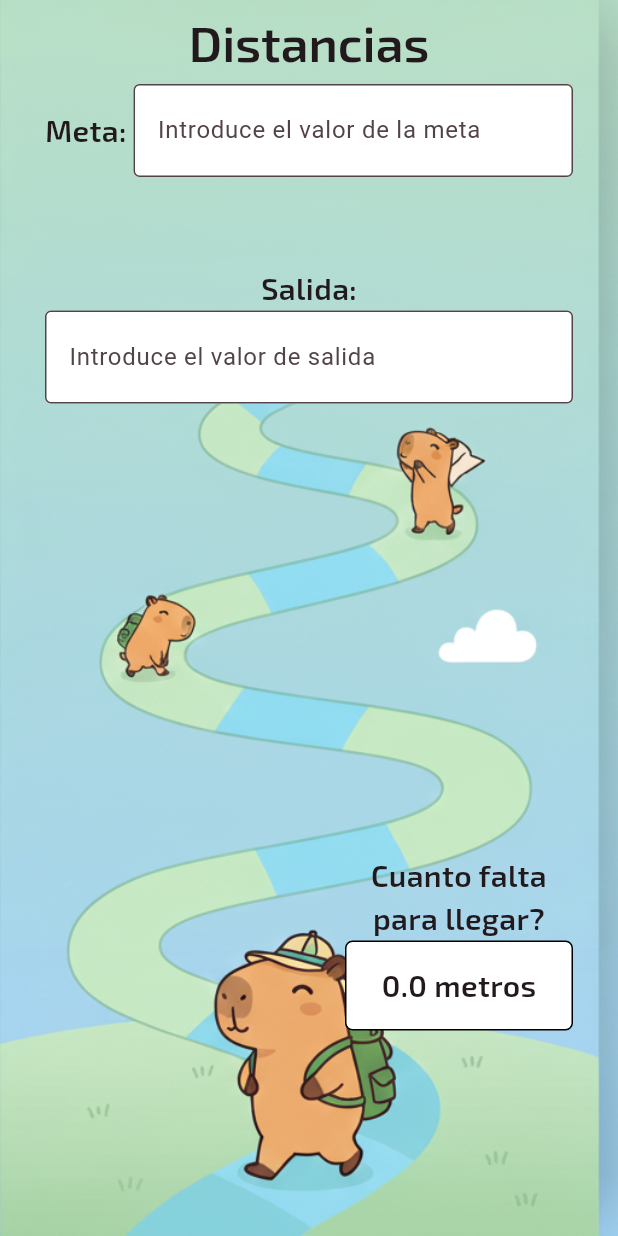
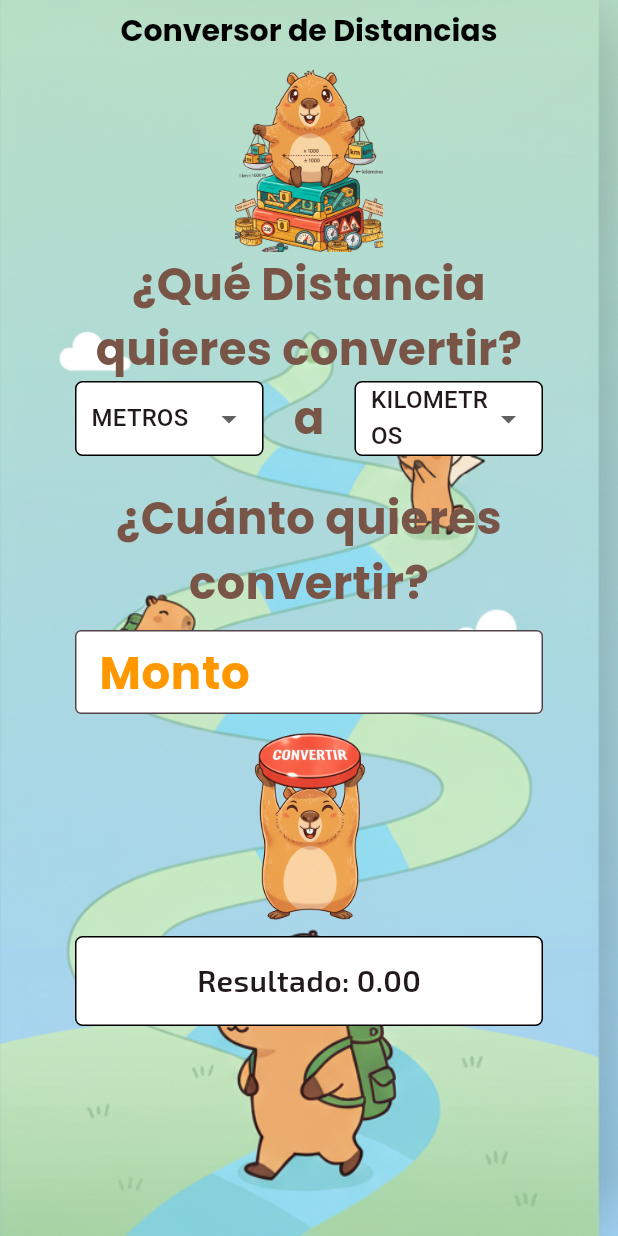
Before and after one commit to GabrielEnriquezSosa/Proyecto-App-Infantil, a Flutter app: the DistancesScreen screen opened by its route, on a phone screen of 412 x 824 dp. Run offline on Flutter 3.47's test engine with Material 3 defaults, Android fonts, the light colour scheme and no system bars; our stand-ins replace flutter_riverpod, go_router.

Commit message:
feat: Agregar funcionalidad de conversión de distancias y pantalla correspondiente

```diff
--- /dev/null
+++ b/lib/domain/entities/distance.dart
@@ -0,0 +1,16 @@
+enum DistanceType {
+  kilometros,
+  metros,
+  centimetros,
+  milimetros,
+  pulgadas,
+  pies,
+}
+
+class Distance {
+  final double value;
+  final DistanceType from;
+  final DistanceType to;
+
+  Distance({required this.value, required this.from, required this.to});
+}
--- a/lib/presentation/screens/conversions/distances_screen.dart
+++ b/lib/presentation/screens/conversions/distances_screen.dart
@@ -1,26 +1,17 @@
 import 'package:flutter/material.dart';
+import 'package:flutter_riverpod/flutter_riverpod.dart';
+import 'package:proyecto_infantil/domain/entities/distance.dart';
+import 'package:proyecto_infantil/presentation/providers/distance_provider.dart';
+import 'package:proyecto_infantil/presentation/widgets/view_container.dart';
 
-class DistancesScreen extends StatefulWidget {
+class DistancesScreen extends ConsumerWidget {
   const DistancesScreen({super.key});
 
   @override
-  State<DistancesScreen> createState() => _DistancesScreenState();
-}
+  Widget build(BuildContext context, WidgetRef ref) {
+    final distanceState = ref.watch(distanceNotifierProvider);
+    final distanceNotifier = ref.read(distanceNotifierProvider.notifier);
 
-class _DistancesScreenState extends State<DistancesScreen> {
-  double distancia = 0;
-  final TextEditingController metaController = TextEditingController();
-  final TextEditingController salidaController = TextEditingController();
-  void convertirTemperatura() {
-    final double meta = double.tryParse(metaController.text) ?? 0.0;
-    final double salida = double.tryParse(salidaController.text) ?? 0.0;
-    setState(() {
-      distancia = meta - salida;
-    });
-  }
-
-  @override
-  Widget build(BuildContext context) {
     return Container(
       decoration: BoxDecoration(
         image: DecorationImage(
@@ -32,131 +23,159 @@ class _DistancesScreenState extends State<DistancesScreen> {
       child: Scaffold(
         backgroundColor: Colors.transparent,
         appBar: AppBar(
+          backgroundColor: Colors.transparent,
           title: const Text(
-            'Distancias',
-            textAlign: TextAlign.center,
+            'Conversor de Distancias',
             style: TextStyle(
-              fontSize: 33,
-              fontFamily: 'Exo2',
+              fontSize: 20,
               fontWeight: FontWeight.bold,
+              fontFamily: 'Poppins',
+              color: Colors.black,
             ),
           ),
           centerTitle: true,
-          backgroundColor: Color(0x00000000),
+          toolbarHeight: 40,
         ),
         body: Padding(
-          padding: const EdgeInsets.fromLTRB(30, 0, 30, 0),
-          child: SingleChildScrollView(
+          padding: const EdgeInsets.symmetric(horizontal: 50),
           child: Column(
             children: [
+              Expanded(
+                child: Image.asset(
+                  "assets/img/distance_img/Capymat-Distancia.png",
+                  fit: BoxFit.cover,
+                ),
+              ),
+              Text(
+                '¿Qué Distancia quieres convertir?',
+                style: TextStyle(
+                  fontSize: 30,
+                  fontWeight: FontWeight.bold,
+                  fontFamily: 'Poppins',
+                  color: Colors.brown,
+                ),
+                textAlign: TextAlign.center,
+              ),
               Row(
                 children: [
-                    Text(
-                      "Meta: ",
-                      style: TextStyle(
-                        fontSize: 20,
-                        fontFamily: 'Exo2',
-                        fontWeight: FontWeight.bold,
+                  Flexible(
+                    child: _buildDistanceDropdown(
+                      distanceState.from,
+                      distanceNotifier.setFromDistance,
                     ),
                   ),
+                  const SizedBox(width: 20),
+                  Text(
+                    'a',
+                    style: TextStyle(
+                      fontSize: 30,
+                      fontWeight: FontWeight.bold,
+                      fontFamily: 'Poppins',
+                      color: Colors.brown,
+                    ),
+                    textAlign: TextAlign.center,
+                  ),
+                  const SizedBox(width: 20),
                   Flexible(
-                      child: Column(
-                        children: [
-                          TextField(
-                            controller: metaController,
-                            onChanged: (value) => convertirTemperatura(),
+                    child: _buildDistanceDropdown(
+                      distanceState.to,
+                      distanceNotifier.setToDistance,
+                    ),
+                  ),
+                ],
+              ),
+              const SizedBox(height: 20),
+              Text(
+                '¿Cuánto quieres convertir?',
+                style: TextStyle(
+                  fontSize: 30,
+                  fontWeight: FontWeight.bold,
+                  fontFamily: 'Poppins',
+                  color: Colors.brown,
+                ),
+                textAlign: TextAlign.center,
+              ),
+              const SizedBox(height: 10),
+              Flexible(
+                child: TextField(
                   keyboardType: TextInputType.number,
-                            decoration: InputDecoration(
-                              labelText: 'Introduce el valor de la meta',
+                  decoration: const InputDecoration(
+                    labelText: 'Monto',
+                    labelStyle: TextStyle(
+                      fontSize: 30,
+                      fontFamily: 'Poppins',
+                      fontWeight: FontWeight.bold,
+                      color: Colors.orange,
+                    ),
                     border: OutlineInputBorder(),
                     fillColor: Colors.white,
                     filled: true,
                   ),
-                            style: TextStyle(
-                              fontSize: 20,
-                              fontFamily: 'Exo2',
-                              fontWeight: FontWeight.bold,
+                  onChanged: (value) {
+                    distanceNotifier.setAmount(double.tryParse(value) ?? 0.0);
+                  },
                 ),
               ),
-                        ],
+              const SizedBox(height: 10),
+              Expanded(
+                child: GestureDetector(
+                  child: Image.asset(
+                    "assets/img/curency_img/Capymat-convertir.png",
+                    fit: BoxFit.cover,
+                  ),
+                  onTap: () {
+                    distanceNotifier.convert();
+                  },
                 ),
               ),
-                  ],
-                ),
-                SizedBox(height: 60),
-                Column(
-                  children: [
-                    Text(
-                      "Salida:",
-                      style: TextStyle(
-                        fontSize: 20,
-                        fontFamily: 'Exo2',
-                        fontWeight: FontWeight.bold,
-                      ),
-                    ),
-                    TextField(
-                      controller: salidaController,
-                      onChanged: (value) => convertirTemperatura(),
-                      keyboardType: TextInputType.number,
-                      decoration: InputDecoration(
-                        labelText: 'Introduce el valor de salida',
-                        border: OutlineInputBorder(),
-                        fillColor: Colors.white,
-                        filled: true,
-                      ),
-                      style: TextStyle(
-                        fontSize: 20,
-                        fontFamily: 'Exo2',
-                        fontWeight: FontWeight.bold,
-                      ),
-                    ),
-                  ],
-                ),
-                SizedBox(height: 300),
-                Padding(
-                  padding: const EdgeInsets.fromLTRB(200, 0, 0, 0),
-                  child: Column(
-                    children: [
-                      Text(
-                        "Cuanto falta para llegar? ",
-                        style: TextStyle(
-                          fontSize: 20,
-                          fontFamily: 'Exo2',
-                          fontWeight: FontWeight.bold,
-                        ),
-                        textAlign: TextAlign.center,
-                      ),
-                      Column(
-                        children: [
-                          Container(
-                            width: 500,
-                            height: 60,
-                            decoration: BoxDecoration(
-                              color: Colors.white,
-                              border: Border.all(width: 1),
-                              borderRadius: BorderRadius.circular(5),
-                            ),
-                            child: Align(
-                              alignment: Alignment.center,
-                              child: Text(
-                                "$distancia metros",
-                                style: const TextStyle(
-                                  fontSize: 20,
-                                  fontFamily: 'Exo2',
-                                  fontWeight: FontWeight.bold,
-                                ),
-                              ),
-                            ),
-                          ),
-                        ],
-                      ),
-                    ],
+              const SizedBox(height: 10),
+              if (distanceState.isLoading)
+                const CircularProgressIndicator()
+              else
+                Flexible(
+                  child: ViewContainer(
+                    text:
+                        'Resultado: ${distanceState.convertedValue.toStringAsFixed(2)}',
                   ),
                 ),
             ],
           ),
         ),
       ),
+    );
+  }
+
+  Widget _buildDistanceDropdown(
+    DistanceType value,
+    void Function(DistanceType) onChanged,
+  ) {
+    return Expanded(
+      child: Container(
+        decoration: BoxDecoration(
+          color: Colors.white,
+          border: Border.all(width: 1),
+          borderRadius: BorderRadius.circular(5),
+        ),
+        child: Padding(
+          padding: const EdgeInsets.symmetric(horizontal: 10),
+          child: DropdownButton<DistanceType>(
+            value: value,
+            isExpanded: true,
+            items:
+                DistanceType.values.map((DistanceType distance) {
+                  return DropdownMenuItem<DistanceType>(
+                    value: distance,
+                    child: Text(distance.name.toUpperCase()),
+                  );
+                }).toList(),
+            onChanged: (DistanceType? newValue) {
+              if (newValue != null) {
+                onChanged(newValue);
+              }
+            },
+            underline: Container(),
+          ),
+        ),
       ),
     );
   }
--- a/lib/presentation/screens/figures/volume_screen.dart
+++ b/lib/presentation/screens/figures/volume_screen.dart
@@ -2,7 +2,6 @@ import 'package:flutter/material.dart';
 import 'package:flutter_riverpod/flutter_riverpod.dart';
 import 'package:proyecto_infantil/presentation/providers/volume_calculator_provider.dart';
 import 'package:proyecto_infantil/presentation/widgets/shape_painter.dart';
-import 'package:proyecto_infantil/presentation/widgets/texfield_data.dart';
 
 extension StringExtension on String {
   String capitalize() {
--- a/lib/presentation/widgets/view_container.dart
+++ b/lib/presentation/widgets/view_container.dart
@@ -2,7 +2,11 @@ import 'package:flutter/material.dart';
 
 class ViewContainer extends StatelessWidget {
   final String text;
-  const ViewContainer({super.key, required this.text});
+
+  const ViewContainer({
+    super.key,
+    required this.text,
+  });
 
   @override
   Widget build(BuildContext context) {
@@ -12,7 +16,7 @@ class ViewContainer extends StatelessWidget {
       decoration: BoxDecoration(
         color: Colors.white,
         border: Border.all(width: 1),
-        borderRadius: BorderRadius.circular(10),
+        borderRadius: BorderRadius.circular(5),
       ),
       child: Align(
         alignment: Alignment.center,
--- a/pubspec.yaml
+++ b/pubspec.yaml
@@ -58,6 +58,7 @@ flutter:
     - assets/img/Fondo_Principal.png
     - assets/img/Fondo_Botones.png
     - assets/img/Fondo_Distancia.png
+    - assets/img/distance_img/Capymat-Distancia.png
     - assets/img/Fondo_BotonesColores.png
     - assets/img/Creditos.png
     - assets/img/Gabo.png
```
Also changed, not shown: lib/presentation/providers/distance_provider.dart (added, +104 -0 lines), assets/img/distance_img/Capymat-Distancia.png (added). Lines whose indentation alone changed are shown as unchanged.
